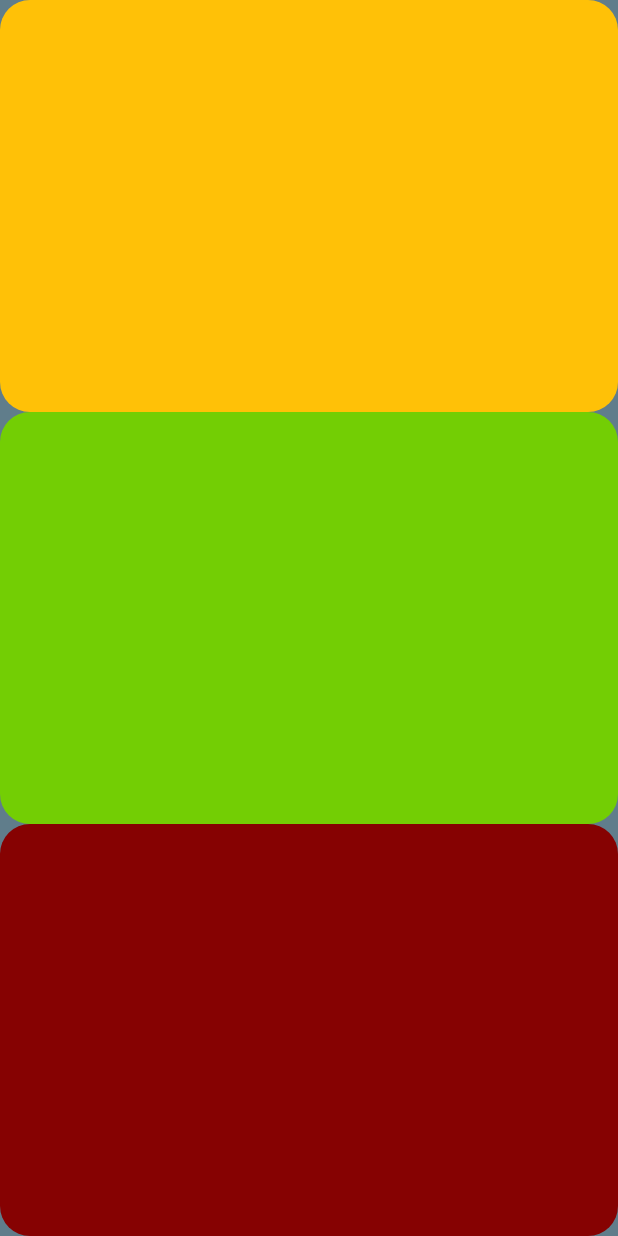
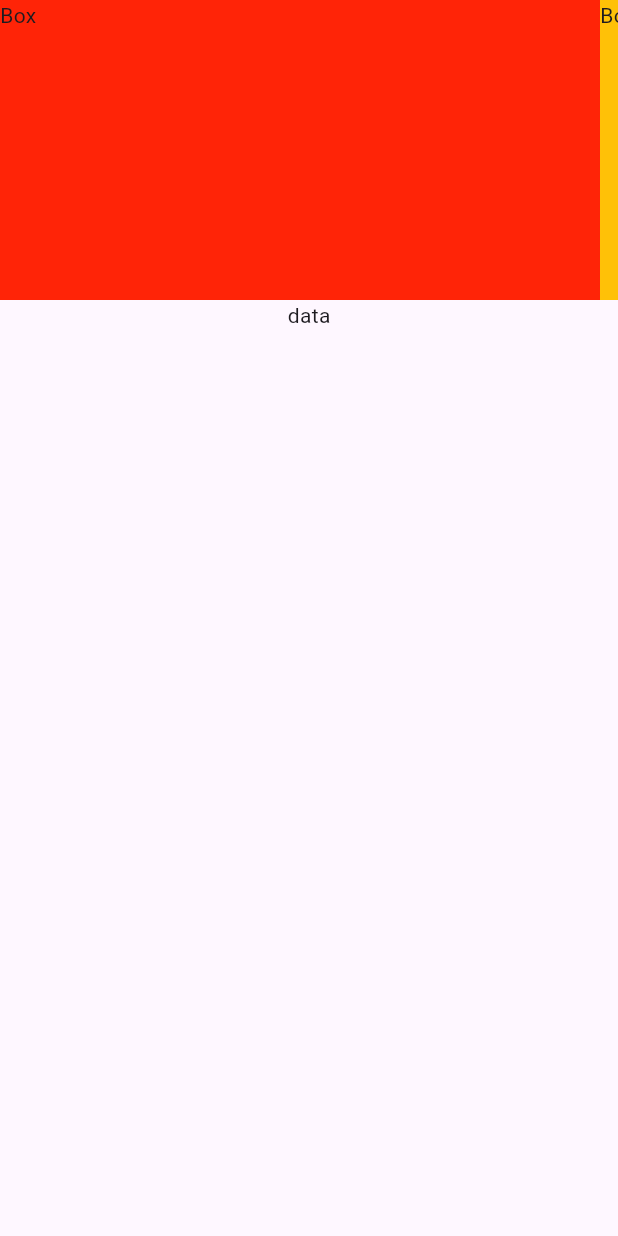
Before and after one commit to sedratiaziz/mitch_koko, a Flutter app: the screen it shows after launch, on a phone screen of 412 x 824 dp. Run offline on Flutter 3.47's test engine with Material 3 defaults, Android fonts, the phone set to English and light mode, and no system bars.

Commit message:
widgets - LISTVIEW

```diff
--- a/lib/main.dart
+++ b/lib/main.dart
@@ -17,40 +17,37 @@ class _MainState extends State<MyApp> {
     return MaterialApp(
       debugShowCheckedModeBanner: false,
       home: Scaffold(
-        backgroundColor: Colors.blueGrey,
-        body: Center(
-          child: Column(
-            mainAxisAlignment: MainAxisAlignment.spaceEvenly,
-            crossAxisAlignment: CrossAxisAlignment.center,
-            children: [
-              Expanded(
-                child: Container(
-                  decoration: BoxDecoration(
+        body: Column(
+          children: [
+            SizedBox(
+              height: 200,
+              child: ListView(
+                scrollDirection: Axis.horizontal,
+                children: [
+                  Container(
+                    width: 400,
+                    color: const Color.fromARGB(255, 255, 36, 7),
+                    child: Text('Box'),
+                  ),
+                  Container(
+                    width: 400,
                     color: Colors.amber,
-                    borderRadius: BorderRadius.circular(20),
+                    child: Text('Box'),
                   ),
-                ),
+                  Container(
+                    width: 400,
+                    color: const Color.fromARGB(255, 61, 255, 7),
+                    child: Text('Box'),
+                  ),
+                ],
               ),
-
-              Expanded(
-                child: Container(
-                  decoration: BoxDecoration(
-                    color: Color.fromARGB(255, 115, 206, 4),
-                    borderRadius: BorderRadius.circular(20),
-                  ),
-                ),
-              ),
-
-              Expanded(
-                child: Container(
-                  decoration: BoxDecoration(
-                    color: Color.fromARGB(255, 134, 2, 2),
-                    borderRadius: BorderRadius.circular(20),
-                  ),
-                ),
-              ),
-            ],
-          ),
+            ),
+            Column(
+              children: [
+                Text('data')
+              ],
+            ),
+          ],
         ),
       ),
     );
```
